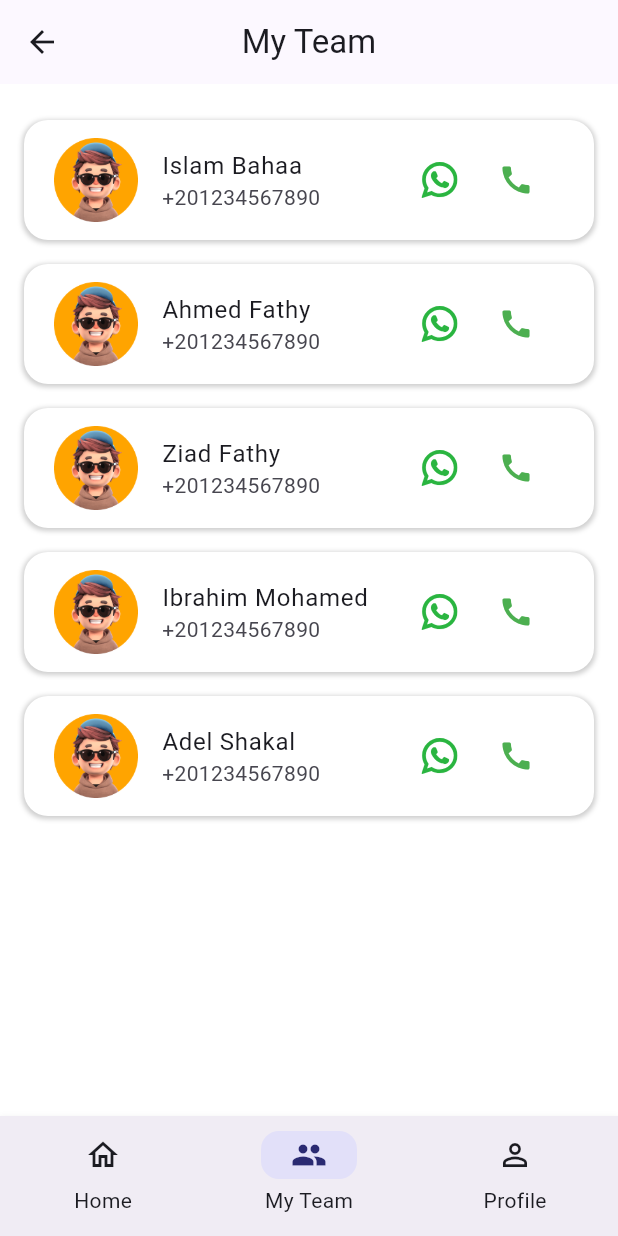
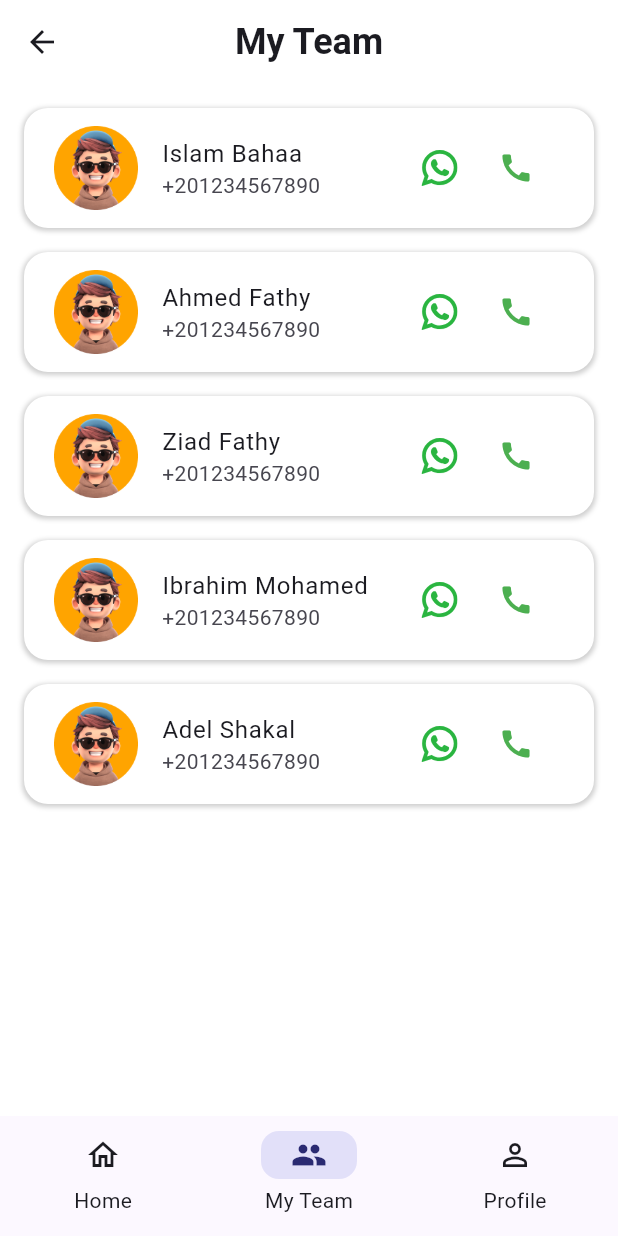
Before and after one commit to islambahaaa/civix_fixing_team, a Flutter app: the HomeView screen opened by its route, swiped to page 2, on a phone screen of 412 x 824 dp. Run offline on Flutter 3.47's test engine with Material 3 defaults, Android fonts, the phone set to English and light mode, and no system bars; our stand-ins replace bloc, cached_network_image, carousel_slider, dartz, dio, email_validator and 10 more; accounts and stored records are empty; network calls fail; Roboto replaces fonts that are missing (Cairo); project files that could hold a hidden picture were left out.

Commit message:
some editing in nav bar and my team app bar

```diff
--- a/lib/features/home/presentation/views/widgets/custom_bottom_nav_bar.dart
+++ b/lib/features/home/presentation/views/widgets/custom_bottom_nav_bar.dart
@@ -14,25 +14,24 @@ class CustomBottomNavBar extends StatelessWidget {
 
   @override
   Widget build(BuildContext context) {
-    return Container(
-      decoration: BoxDecoration(
-        color: Theme.of(context).colorScheme.surface,
-        boxShadow: [
-          BoxShadow(
-            color: Colors.grey.withOpacity(0.5),
-            spreadRadius: 1,
-            blurRadius: 4,
-            offset: const Offset(0, 4), // changes position of shadow
-          ),
-        ],
-      ),
-      width: double.infinity,
-      child: NavigationBar(
+    // return Container(
+    //   decoration: BoxDecoration(
+    //     boxShadow: [
+    //       BoxShadow(
+    //         color: Colors.grey.withOpacity(0.5),
+    //         spreadRadius: 1,
+    //         blurRadius: 4,
+    //         offset: const Offset(0, 4), // changes position of shadow
+    //       ),
+    //     ],
+    //   ),
+    //   width: double.infinity,
+    // child:
+    return NavigationBar(
+      backgroundColor: Theme.of(context).colorScheme.surface,
+      elevation: 0,
       labelTextStyle: WidgetStatePropertyAll(
-          TextStyle(
-            color: Theme.of(context).colorScheme.onSurface,
-            fontSize: 14,
-          ),
+        TextStyle(color: Theme.of(context).colorScheme.onSurface, fontSize: 14),
       ),
       labelPadding: const EdgeInsets.all(4),
       indicatorShape: RoundedRectangleBorder(
@@ -52,10 +51,7 @@ class CustomBottomNavBar extends StatelessWidget {
           label: S.of(context).home,
         ),
         NavigationDestination(
-            selectedIcon: const Icon(
-              Icons.people,
-              color: AppColors.primaryColor,
-            ),
+          selectedIcon: const Icon(Icons.people, color: AppColors.primaryColor),
           icon: Icon(
             Icons.people_alt_outlined,
             color: Theme.of(context).colorScheme.onSurface,
@@ -63,10 +59,7 @@ class CustomBottomNavBar extends StatelessWidget {
           label: 'My Team',
         ),
         NavigationDestination(
-            selectedIcon: const Icon(
-              Icons.person,
-              color: AppColors.primaryColor,
-            ),
+          selectedIcon: const Icon(Icons.person, color: AppColors.primaryColor),
           icon: Icon(
             Icons.person_outline_outlined,
             color: Theme.of(context).colorScheme.onSurface,
@@ -74,7 +67,7 @@ class CustomBottomNavBar extends StatelessWidget {
           label: S.of(context).profile,
         ),
       ],
-      ),
     );
+    //   );
   }
 }
--- a/lib/features/my team/presentation/views/my_team_view.dart
+++ b/lib/features/my team/presentation/views/my_team_view.dart
@@ -1,3 +1,5 @@
+import 'package:civix_teams/core/utils/app_colors.dart';
+import 'package:civix_teams/core/utils/app_text_styles.dart';
 import 'package:civix_teams/features/my%20team/presentation/views/widgets/my_team_view_body.dart';
 import 'package:flutter/material.dart';
 
@@ -7,7 +9,11 @@ class MyTeamView extends StatelessWidget {
   @override
   Widget build(BuildContext context) {
     return Scaffold(
-      appBar: AppBar(title: Text("My Team"), centerTitle: true),
+      appBar: AppBar(
+        title: Text("My Team", style: TextStyles.semibold24inter),
+        backgroundColor: Colors.white,
+        centerTitle: true,
+      ),
       body: MyTeamViewBody(),
     );
   }
--- a/lib/features/my team/presentation/views/widgets/my_team_view_body.dart
+++ b/lib/features/my team/presentation/views/widgets/my_team_view_body.dart
@@ -17,7 +17,7 @@ class MyTeamViewBody extends StatelessWidget {
   @override
   Widget build(BuildContext context) {
     return Padding(
-      padding: const EdgeInsets.symmetric(horizontal: 16.0, vertical: 8.0),
+      padding: const EdgeInsets.symmetric(horizontal: 16.0),
       child: ListView.builder(
         itemCount: contacts.length,
         physics: const BouncingScrollPhysics(),
```
Lines whose indentation alone changed are shown as unchanged.
